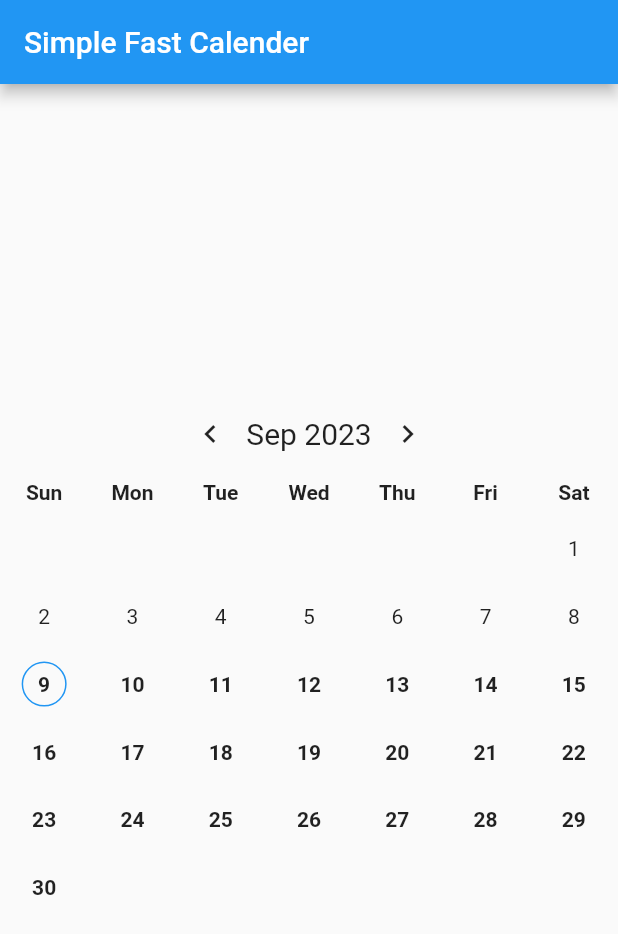
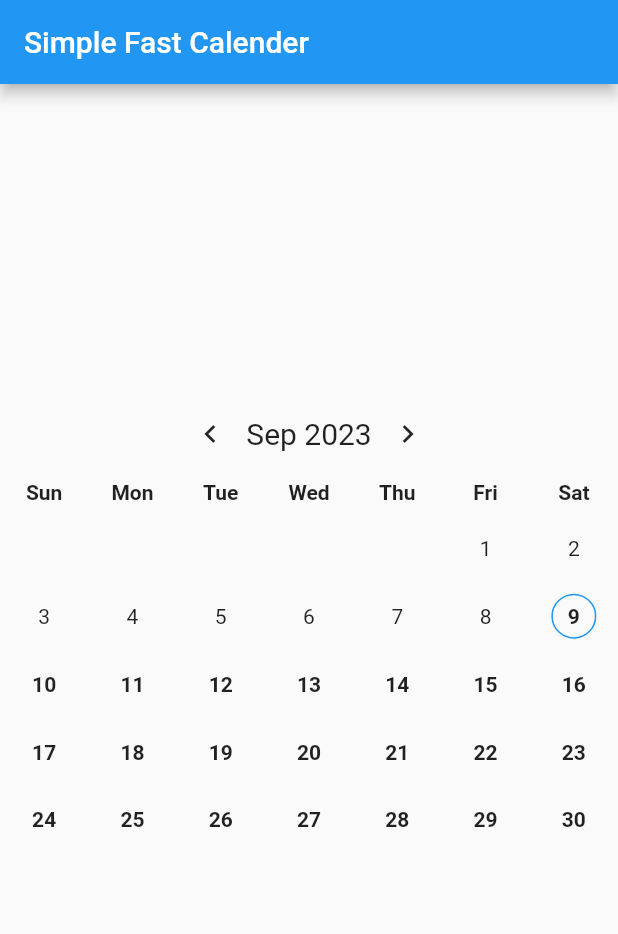
Before and after one commit to CodeRebirth/custom_calendar, a Flutter app: the screen it shows after launch, on a phone screen of 412 x 824 dp. Shown: the top 934 px of the screen. Run offline on Flutter 3.47's test engine with Material 2 defaults, Android fonts, the phone set to English and light mode, and no system bars.

Commit message:
custom endDate and startDate arguement can be given

```diff
--- a/lib/main.dart
+++ b/lib/main.dart
@@ -15,6 +15,8 @@ class MyApp extends StatelessWidget {
       debugShowCheckedModeBanner: false,
       home: CalendarApp(
         showHeader: true,
+        endDate: DateTime(2024, 1, 1),
+        startDate: DateTime(2022, 1, 1),
         enablePredicate: (date) {
           if (date.isBefore(DateTime.now())) {
             if (checkSameDay(date, DateTime.now())) {
@@ -34,15 +36,12 @@ class CalendarApp extends StatefulWidget {
   final BoxDecoration? todayDecoration;
   final bool Function(DateTime)? enablePredicate;
   final bool showHeader;
+  final DateTime startDate;
+  final DateTime endDate;
 
   // Use an instance variable to set enablePredicate
-  CalendarApp({
-    Key? key,
-    this.selectedDecoration,
-    this.todayDecoration,
-    bool Function(DateTime)? enablePredicate,
-    this.showHeader = true,
-  })  : enablePredicate = enablePredicate ?? ((date) => true), // Set a default value if not provided
+  CalendarApp({Key? key, this.selectedDecoration, this.todayDecoration, bool Function(DateTime)? enablePredicate, this.showHeader = true, required this.startDate, required this.endDate})
+      : enablePredicate = enablePredicate ?? ((date) => true), // Set a default value if not provided
         super(key: key);
 
   @override
@@ -51,8 +50,13 @@ class CalendarApp extends StatefulWidget {
 
 class _CalendarAppState extends State<CalendarApp> {
   final List weekday = ["Sun", "Mon", "Tue", "Wed", "Thu", "Fri", "Sat"];
-  DateTime currentDate = DateTime.now();
+  late DateTime currentDate;
   DateTime? selectedDate;
+  @override
+  void initState() {
+    super.initState();
+    currentDate = DateTime.now();
+  }
 
   bool isSameDay(DateTime? a, DateTime? b) {
     if (a == null || b == null) {
@@ -68,6 +72,7 @@ class _CalendarAppState extends State<CalendarApp> {
   }
 
   void nextMonth() {
+    if (currentDate.isBefore(widget.endDate)) {
       setState(() {
         if (currentDate.month == DateTime.december) {
           currentDate = DateTime(currentDate.year + 1, DateTime.january);
@@ -76,8 +81,10 @@ class _CalendarAppState extends State<CalendarApp> {
         }
       });
     }
+  }
 
   void prevMonth() {
+    if (currentDate.isAfter(widget.startDate)) {
       setState(() {
         if (currentDate.month == DateTime.january) {
           currentDate = DateTime(currentDate.year - 1, DateTime.december);
@@ -85,6 +92,7 @@ class _CalendarAppState extends State<CalendarApp> {
           currentDate = DateTime(currentDate.year, currentDate.month - 1);
         }
       });
+    }
   }
 
   int daysInMonth(DateTime date) {
@@ -141,7 +149,7 @@ class _CalendarAppState extends State<CalendarApp> {
             ),
             itemCount: DateTime.daysPerWeek * 6,
             itemBuilder: (context, index) {
-              final day = index + 1 - currentDate.weekday;
+              final day = index + 1 - DateTime(currentDate.year, currentDate.month, 1).weekday;
               final dateTime = DateTime(currentDate.year, currentDate.month, day);
               return buildDayContainer(dateTime);
             },
@@ -156,10 +164,25 @@ class _CalendarAppState extends State<CalendarApp> {
     final isToday = isSameDay(dateTime, DateTime.now());
     final isSelected = isSameDay(selectedDate, dateTime);
     final isWithinCurrentMonth = dateTime.month == currentDate.month;
+    final isDateSelectable = widget.enablePredicate!(dateTime);
+
+    BoxDecoration? decoration;
+    FontWeight fontWeight;
+
+    if (isSelected) {
+      decoration = widget.selectedDecoration ?? const BoxDecoration(shape: BoxShape.circle, color: Colors.blue);
+      fontWeight = FontWeight.bold;
+    } else if (isToday) {
+      decoration = widget.todayDecoration ?? BoxDecoration(shape: BoxShape.circle, border: Border.all(color: Colors.blue));
+      fontWeight = FontWeight.bold;
+    } else {
+      decoration = const BoxDecoration(); // No decoration for unselectable dates
+      fontWeight = isDateSelectable ? FontWeight.bold : FontWeight.normal;
+    }
 
     return GestureDetector(
       onTap: () {
-        if (widget.enablePredicate!(dateTime) == false) {
+        if (!isDateSelectable) {
           return;
         }
         onSelectedDate(dateTime);
@@ -168,17 +191,11 @@ class _CalendarAppState extends State<CalendarApp> {
         child: Container(
           height: 30,
           width: 30,
-          decoration: isSelected
-              ? widget.selectedDecoration ?? const BoxDecoration(shape: BoxShape.circle, color: Colors.blue)
-              : isToday
-                  ? widget.todayDecoration ?? BoxDecoration(shape: BoxShape.circle, border: Border.all(color: Colors.blue))
-                  : const BoxDecoration(), // No decoration for unselectable dates
+          decoration: decoration,
           alignment: Alignment.center,
           child: Text(
             isWithinCurrentMonth ? day.toString() : ' ',
-            style: TextStyle(
-              fontWeight: widget.enablePredicate!(dateTime) == false ? FontWeight.normal : FontWeight.bold,
-            ),
+            style: TextStyle(fontWeight: fontWeight),
           ),
         ),
       ),
```
Lines whose indentation alone changed are shown as unchanged.
